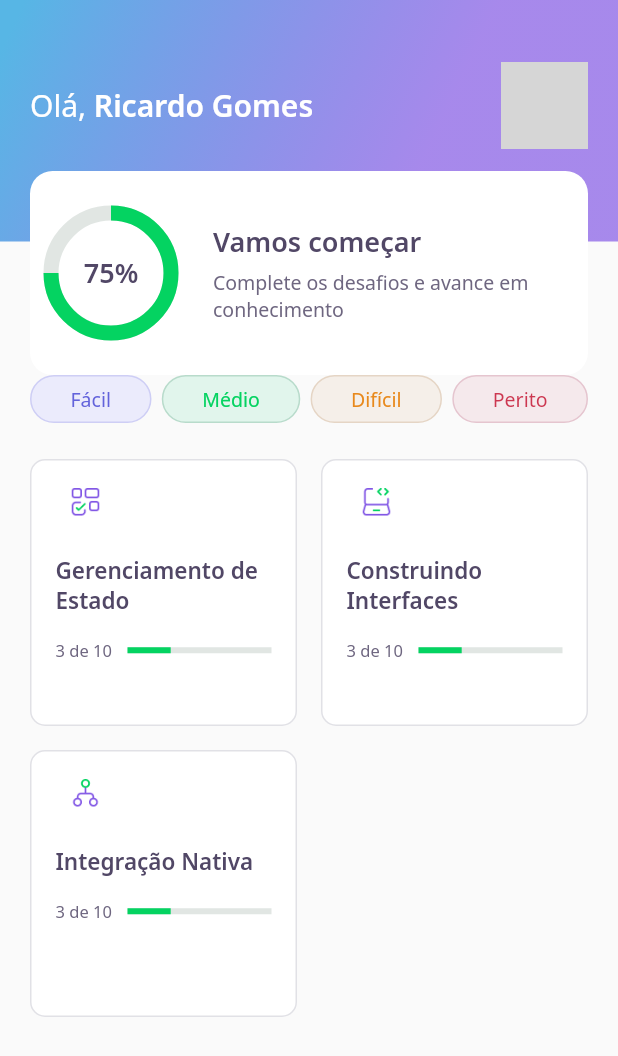
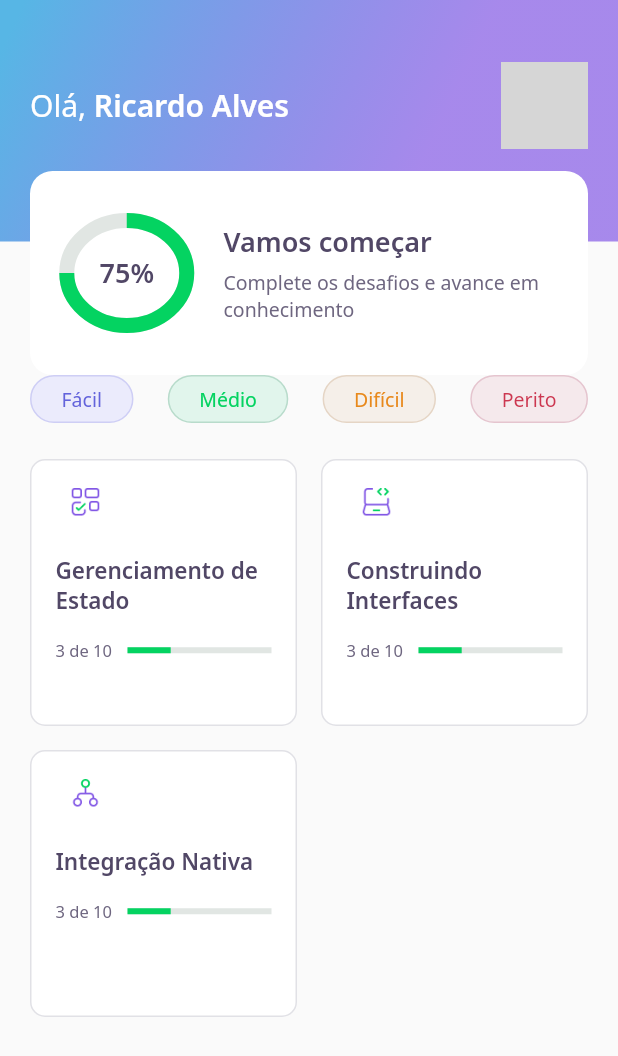
Before and after one commit to sleiph/devquiz_nlw5, a Flutter app: the screen it shows after launch, on a phone screen of 412 x 824 dp. Shown: the top 1056 px of the screen. Run offline on Flutter 3.47's test engine with Material 2 defaults, Android fonts, the phone set to English and light mode, and no system bars; our stand-ins replace google_fonts; network calls fail; grey boxes are pictures that could not be loaded.

Commit message:
fim da aula 02

```diff
--- a/lib/core/core.dart
+++ b/lib/core/core.dart
@@ -1,5 +1,3 @@
-library core;
-
 export 'app_colors.dart';
 export 'app_gradients.dart';
 export 'app_images.dart';
--- /dev/null
+++ b/lib/home/home.dart
@@ -0,0 +1 @@
+export 'home_page.dart';
--- a/lib/home/widgets/app_bar.dart
+++ b/lib/home/widgets/app_bar.dart
@@ -23,7 +23,7 @@ class AppBarWidget extends PreferredSize {
                     style: AppTextStyles.title,
                     children: [
                       TextSpan(
-                        text: 'Ricardo Gomes',
+                        text: 'Ricardo Alves',
                         style: AppTextStyles.titleBold
                       ),
                     ],
--- a/lib/home/widgets/chart.dart
+++ b/lib/home/widgets/chart.dart
@@ -7,15 +7,15 @@ class ChartWidget extends StatelessWidget {
   @override
   Widget build(BuildContext context) {
     return Container(
-      // padding: EdgeInsets.all(8),
+      //padding: EdgeInsets.all(8),
       width: 80,
-      height: 80,
+      height: 70,
       child: Stack(
         children: [
           Center(
             child: Container(
               width: 80,
-              height: 80,
+              height: 70,
               child: CircularProgressIndicator(
                 strokeWidth: 10,
                 value: 0.75,
--- a/lib/home/widgets/level_button.dart
+++ b/lib/home/widgets/level_button.dart
@@ -45,7 +45,7 @@ class LevelButtonWidget extends StatelessWidget {
         borderRadius: BorderRadius.circular(28),
       ),
       child: Padding(
-        padding: const EdgeInsets.symmetric(horizontal: 26, vertical: 6),
+        padding: const EdgeInsets.symmetric(horizontal: 20, vertical: 6),
         child: Text(
           label,
           style: GoogleFonts.notoSans(
--- a/lib/home/widgets/score_card.dart
+++ b/lib/home/widgets/score_card.dart
@@ -16,7 +16,7 @@ class ScoreCardWidget extends StatelessWidget {
           borderRadius: BorderRadius.circular(15),
         ),
         child: Padding(
-          padding: const EdgeInsets.symmetric(horizontal: 10),
+          padding: const EdgeInsets.symmetric(horizontal: 24),
           child: Row(
             crossAxisAlignment: CrossAxisAlignment.center,
             children: [
```
Also changed, not shown: lib/shared/models/user_model.dart (added, +34 -0 lines).
